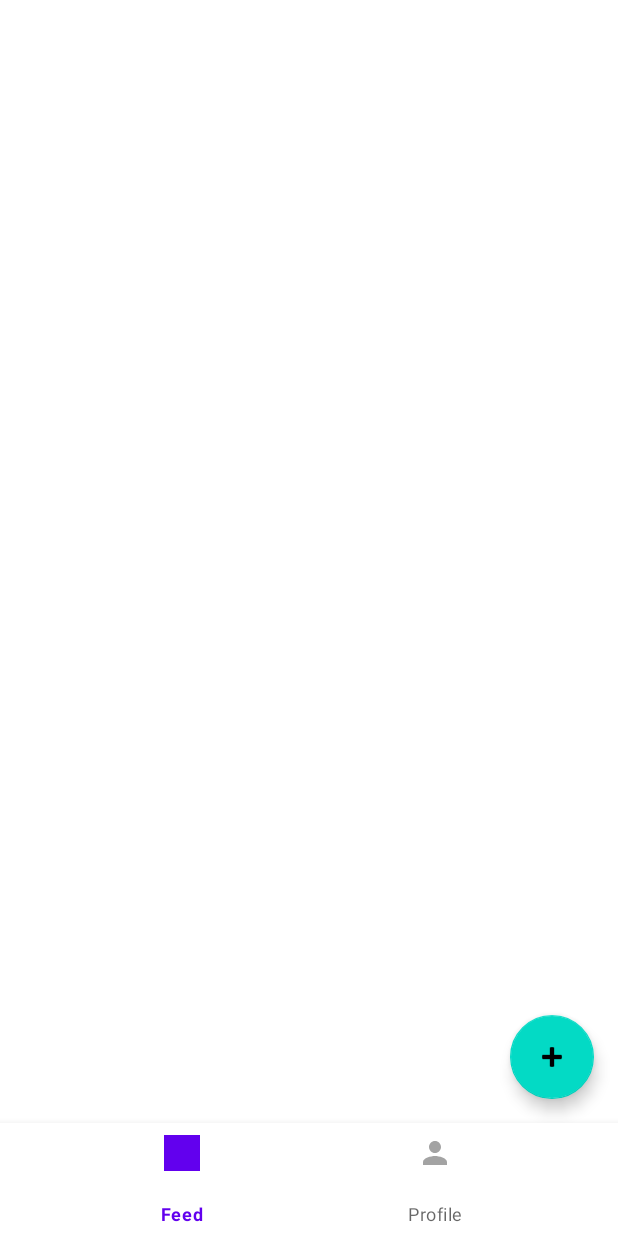
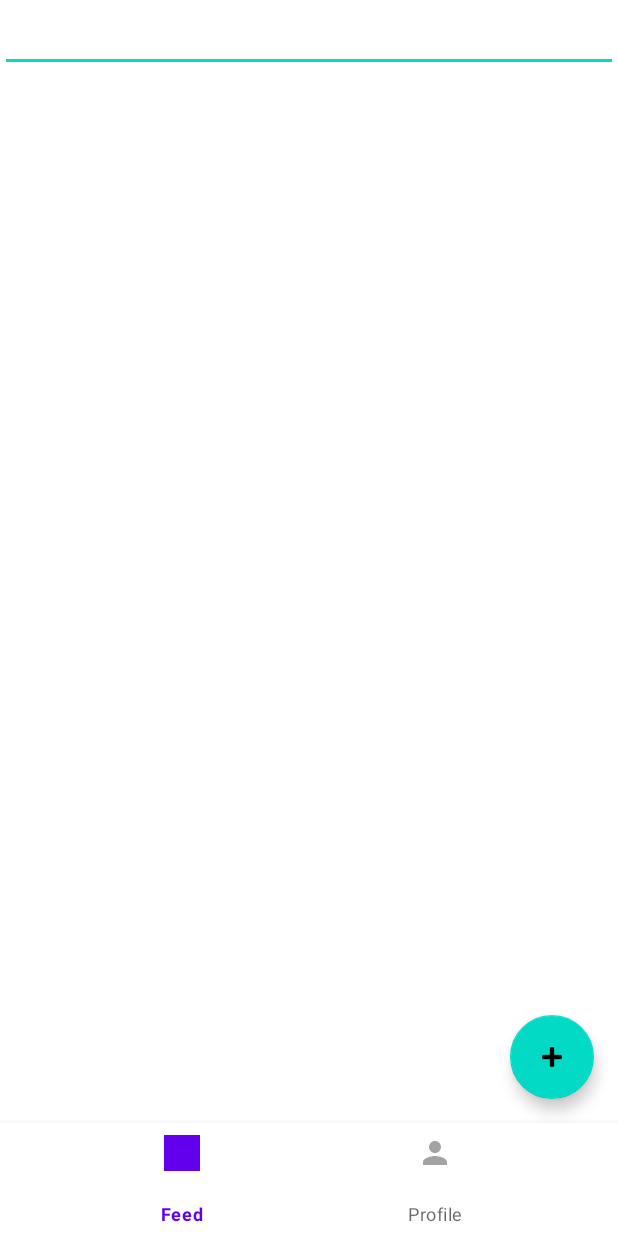
Before and after one commit to dudisamarel/social-app, an Android app: the screen it shows after launch (MainActivity), on a phone screen of 412 x 824 dp. Run offline under Robolectric (Android 15) with nearby library versions, the phone set to English and light mode, and no system bars; our stand-ins replace Firebase (no records; nobody signed in at launch, a user with empty details on screens opened directly), Room's generated code.

Commit message:
added search edittext

```diff
--- a/app/src/main/res/layout/fragment_feed.xml
+++ b/app/src/main/res/layout/fragment_feed.xml
@@ -6,10 +6,19 @@
     xmlns:app="http://schemas.android.com/apk/res-auto"
     tools:context=".fragments.feedfragment.FeedFragment">
 
+    <EditText
+        android:id="@+id/search_bar"
+        android:layout_width="match_parent"
+        android:layout_height="48dp"
+        app:layout_constraintTop_toTopOf="parent" />
+
     <androidx.swiperefreshlayout.widget.SwipeRefreshLayout
         android:id="@+id/swipe_layout"
         android:layout_width="match_parent"
-        android:layout_height="match_parent">
+        android:layout_height="match_parent"
+        app:layout_constraintTop_toBottomOf="@id/search_bar"
+        android:layout_marginTop="58dp">
+
 
         <androidx.recyclerview.widget.RecyclerView
             android:id="@+id/post_feed_recyclerView"
```
